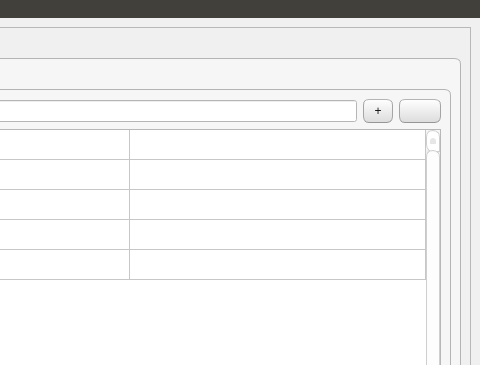
Before: the Qt Designer form gui/gui.ui in TomasDRS/software_syg, drawn with Qt 5; both pictures show x 720 to 1200 and y 0 to 365 of the 1200 by 700 pixel window.
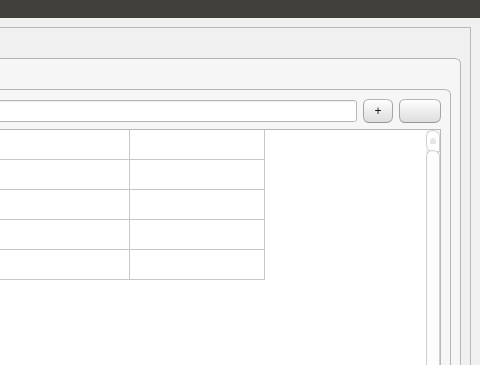
After: the same form once the commit is applied. The open tabs and pages were chosen to show the change. Icons and pictures are not drawn.

Diff of the .ui file:
```diff
--- a/gui/gui.ui
+++ b/gui/gui.ui
@@ -1782,7 +1782,7 @@
                   <bool>false</bool>
                  </attribute>
                  <attribute name="horizontalHeaderStretchLastSection">
-                  <bool>true</bool>
+                  <bool>false</bool>
                  </attribute>
                  <attribute name="verticalHeaderVisible">
                   <bool>false</bool>
```
Left out of the diff: 27 changed lines with no effect on the pictures.
